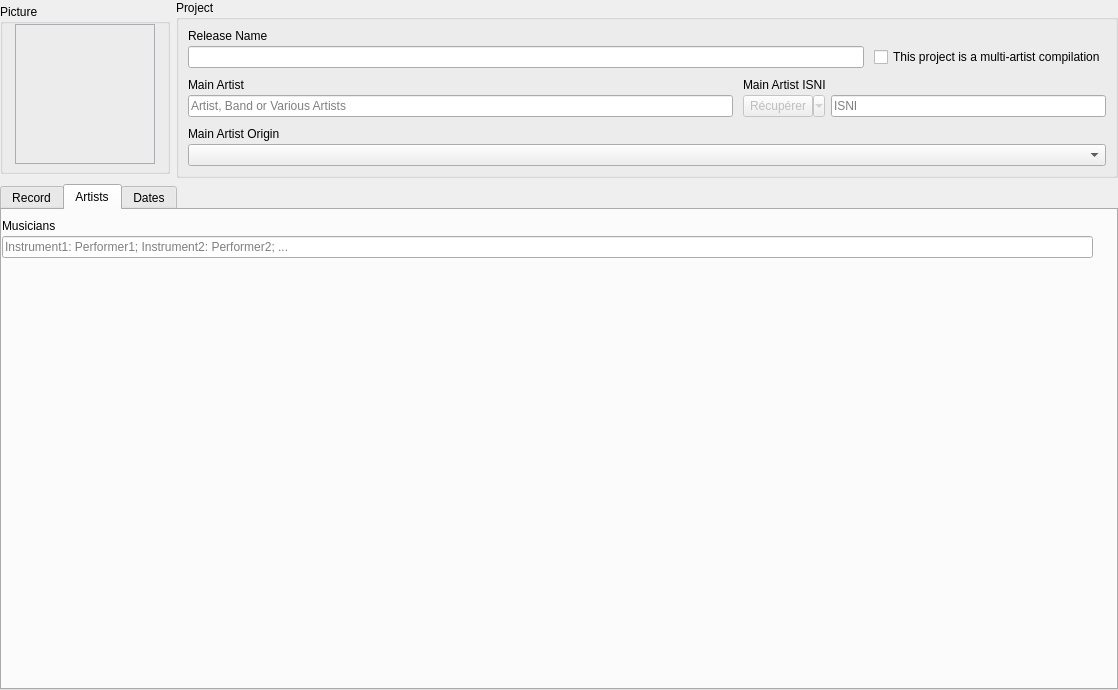
Qt form resources/ui/album_page.ui (Iconoclasteinc/tgit) before a commit.
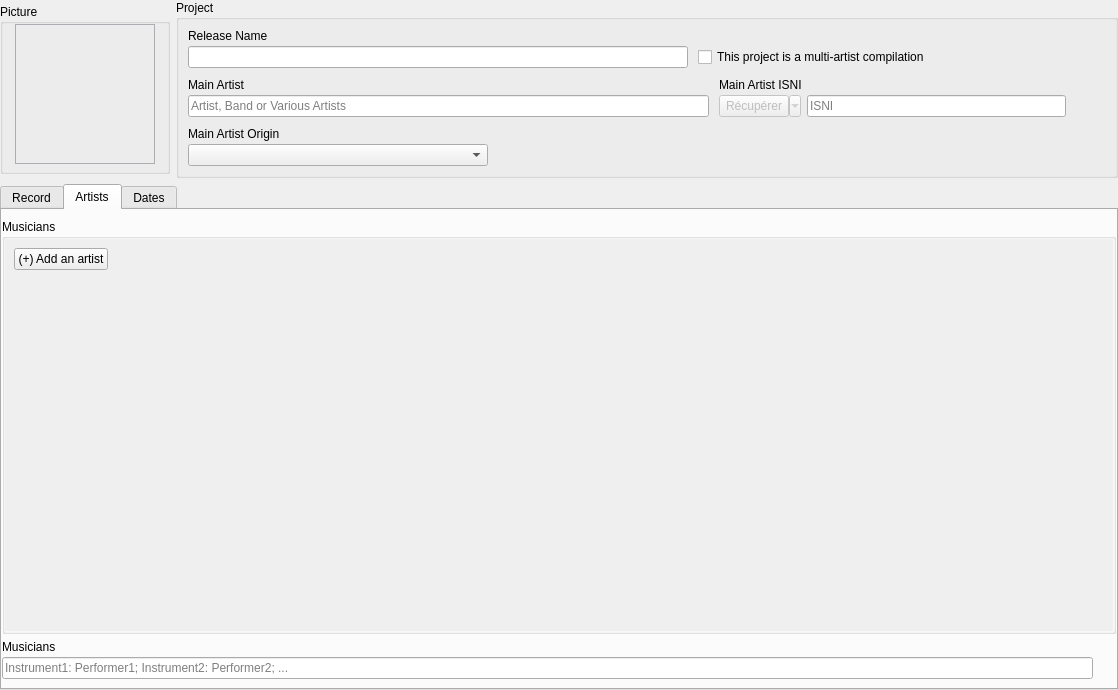
The same form after that commit. The open tabs and pages were chosen to show the change. Icons and pictures are not drawn. Custom widgets are drawn as their Qt base class.

Commit message: Move the logic of the performers dialog into the new artist tab of the album edition page.

Patch:
```diff
--- a/resources/ui/album_page.ui
+++ b/resources/ui/album_page.ui
@@ -149,7 +149,14 @@
            <number>3</number>
           </property>
           <item row="1" column="0">
-           <widget class="QLineEdit" name="_release_name"/>
+           <widget class="QLineEdit" name="_release_name">
+            <property name="minimumSize">
+             <size>
+              <width>500</width>
+              <height>0</height>
+             </size>
+            </property>
+           </widget>
           </item>
           <item row="0" column="0">
            <widget class="QLabel" name="_release_name_caption">
@@ -180,15 +187,34 @@
             </property>
            </widget>
           </item>
+          <item row="1" column="2">
+           <spacer name="horizontalSpacer_4">
+            <property name="orientation">
+             <enum>Qt::Horizontal</enum>
+            </property>
+            <property name="sizeHint" stdset="0">
+             <size>
+              <width>40</width>
+              <height>20</height>
+             </size>
+            </property>
+           </spacer>
+          </item>
          </layout>
         </item>
         <item>
-         <layout class="QGridLayout" name="_line_2" columnstretch="3,2">
+         <layout class="QGridLayout" name="_line_2" columnstretch="3,2,0">
           <property name="verticalSpacing">
            <number>3</number>
           </property>
           <item row="1" column="0">
            <widget class="QLineEdit" name="_main_artist">
+            <property name="minimumSize">
+             <size>
+              <width>500</width>
+              <height>0</height>
+             </size>
+            </property>
             <property name="placeholderText">
              <string>Artist, Band or Various Artists</string>
             </property>
@@ -262,6 +288,19 @@
             </item>
            </layout>
           </item>
+          <item row="1" column="2">
+           <spacer name="horizontalSpacer_5">
+            <property name="orientation">
+             <enum>Qt::Horizontal</enum>
+            </property>
+            <property name="sizeHint" stdset="0">
+             <size>
+              <width>40</width>
+              <height>20</height>
+             </size>
+            </property>
+           </spacer>
+          </item>
          </layout>
         </item>
         <item>
@@ -284,11 +323,30 @@
           </item>
           <item row="1" column="0">
            <widget class="QComboBox" name="_main_artist_region">
+            <property name="minimumSize">
+             <size>
+              <width>300</width>
+              <height>0</height>
+             </size>
+            </property>
             <property name="focusPolicy">
              <enum>Qt::StrongFocus</enum>
             </property>
            </widget>
           </item>
+          <item row="1" column="1">
+           <spacer name="horizontalSpacer_6">
+            <property name="orientation">
+             <enum>Qt::Horizontal</enum>
+            </property>
+            <property name="sizeHint" stdset="0">
+             <size>
+              <width>40</width>
+              <height>20</height>
+             </size>
+            </property>
+           </spacer>
+          </item>
          </layout>
         </item>
        </layout>
@@ -482,6 +540,99 @@
        <property name="rightMargin">
         <number>0</number>
        </property>
+       <item>
+        <widget class="QGroupBox" name="groupBox">
+         <property name="title">
+          <string>Musicians</string>
+         </property>
+         <layout class="QHBoxLayout" name="horizontalLayout">
+          <property name="leftMargin">
+           <number>0</number>
+          </property>
+          <property name="topMargin">
+           <number>0</number>
+          </property>
+          <property name="rightMargin">
+           <number>0</number>
+          </property>
+          <property name="bottomMargin">
+           <number>0</number>
+          </property>
+          <item>
+           <widget class="QScrollArea" name="_artists_input_scroll_area">
+            <property name="frameShape">
+             <enum>QFrame::NoFrame</enum>
+            </property>
+            <property name="widgetResizable">
+             <bool>true</bool>
+            </property>
+            <widget class="QWidget" name="_artists_input_scroll_container">
+             <property name="geometry">
+              <rect>
+               <x>0</x>
+               <y>0</y>
+               <width>1110</width>
+               <height>406</height>
+              </rect>
+             </property>
+             <layout class="QVBoxLayout" name="verticalLayout">
+              <item>
+               <layout class="QVBoxLayout" name="_artists_table_container">
+                <property name="spacing">
+                 <number>10</number>
+                </property>
+               </layout>
+              </item>
+              <item>
+               <layout class="QHBoxLayout" name="_add_artist_button_container">
+                <item>
+                 <widget class="QPushButton" name="_add_artist_button_2">
+                  <property name="cursor">
+                   <cursorShape>PointingHandCursor</cursorShape>
+                  </property>
+                  <property name="focusPolicy">
+                   <enum>Qt::StrongFocus</enum>
+                  </property>
+                  <property name="text">
+                   <string>(+) Add an artist</string>
+                  </property>
+                 </widget>
+                </item>
+                <item>
+                 <spacer name="horizontalSpacer">
+                  <property name="orientation">
+                   <enum>Qt::Horizontal</enum>
+                  </property>
+                  <property name="sizeHint" stdset="0">
+                   <size>
+                    <width>40</width>
+                    <height>20</height>
+                   </size>
+                  </property>
+                 </spacer>
+                </item>
+               </layout>
+              </item>
+              <item>
+               <spacer name="verticalSpacer_2">
+                <property name="orientation">
+                 <enum>Qt::Vertical</enum>
+                </property>
+                <property name="sizeHint" stdset="0">
+                 <size>
+                  <width>20</width>
+                  <height>40</height>
+                 </size>
+                </property>
+               </spacer>
+              </item>
+             </layout>
+            </widget>
+           </widget>
+          </item>
+         </layout>
+        </widget>
+       </item>
        <item>
         <layout class="QVBoxLayout" name="_artists_container">
          <property name="spacing">
@@ -556,19 +707,6 @@
          </item>
         </layout>
        </item>
-       <item>
-        <spacer name="verticalSpacer_2">
-         <property name="orientation">
-          <enum>Qt::Vertical</enum>
-         </property>
-         <property name="sizeHint" stdset="0">
-          <size>
-           <width>20</width>
-           <height>40</height>
-          </size>
-         </property>
-        </spacer>
-       </item>
       </layout>
      </widget>
      <widget class="QWidget" name="_dates_tab">
```
The commit also changes 5 other files.
